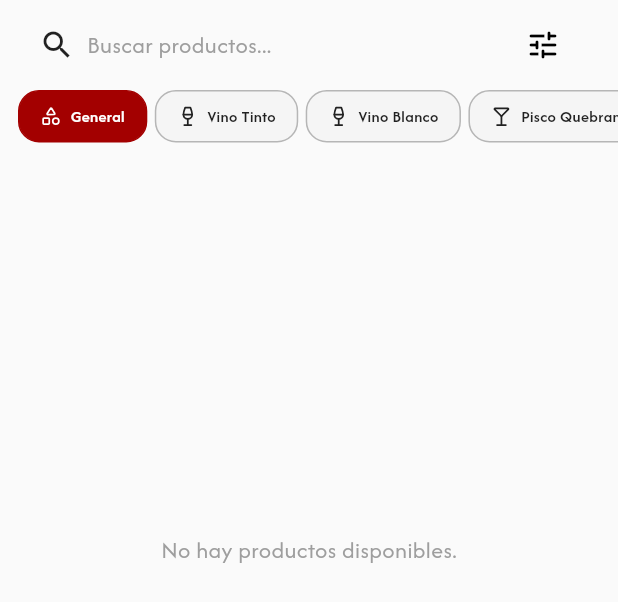
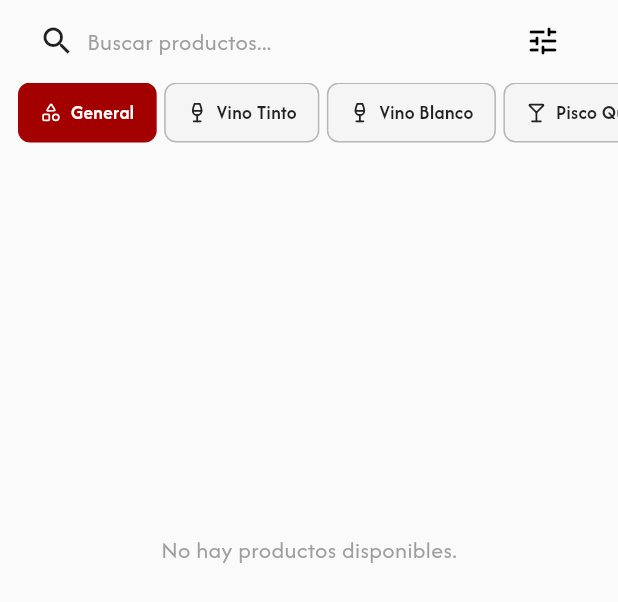
Before and after one commit to Generous12/adminVinosapp, a Flutter app: the ComprasPageVinosC widget shown alone on an empty page, opened directly, on a phone screen of 412 x 824 dp. Shown: the top 602 px of the screen. Run offline on Flutter 3.47's test engine with Material 3 defaults, Android fonts, the phone set to English and light mode, and no system bars; our stand-ins replace badges, cached_network_image, chewie, cloud_firestore, connectivity_plus, dropdown_button2 and 24 more; missing offline and left inert: flutter_initicon, pro_image_editor, syncfusion_flutter_core, syncfusion_flutter_pdfviewer, video_trimmer; accounts and stored records are empty; network calls fail.

Commit message:
nuevos cambios 3

```diff
--- a/lib/Widgets/selector.dart
+++ b/lib/Widgets/selector.dart
@@ -488,7 +488,7 @@ class _CategoriaSelectorStateV extends State<CategoriaSelectorVinos> {
     final isDark = Theme.of(context).brightness == Brightness.dark;
 
     return SizedBox(
-      height: 35,
+      height: 40,
       child: ListView.separated(
         scrollDirection: Axis.horizontal,
         padding: const EdgeInsets.symmetric(horizontal: 12),
@@ -529,7 +529,7 @@ class _CategoriaSelectorStateV extends State<CategoriaSelectorVinos> {
               padding: const EdgeInsets.symmetric(horizontal: 14, vertical: 8),
               decoration: BoxDecoration(
                 color: backgroundColor,
-                borderRadius: BorderRadius.circular(14),
+                borderRadius: BorderRadius.circular(8),
 
                 border: Border.all(
                   color: isSelected
@@ -548,7 +548,7 @@ class _CategoriaSelectorStateV extends State<CategoriaSelectorVinos> {
                     style: TextStyle(
                       color: textColor,
                       fontWeight: FontWeight.w600,
-                      fontSize: 11,
+                      fontSize: 13,
                     ),
                   ),
                 ],
```
Also changed, not shown: lib/VistaCliente/detalleVinos/detalleProductoV.dart (+0 -9 lines), lib/VistaCliente/screePrincipal/compras.dart (+6 -5 lines).
